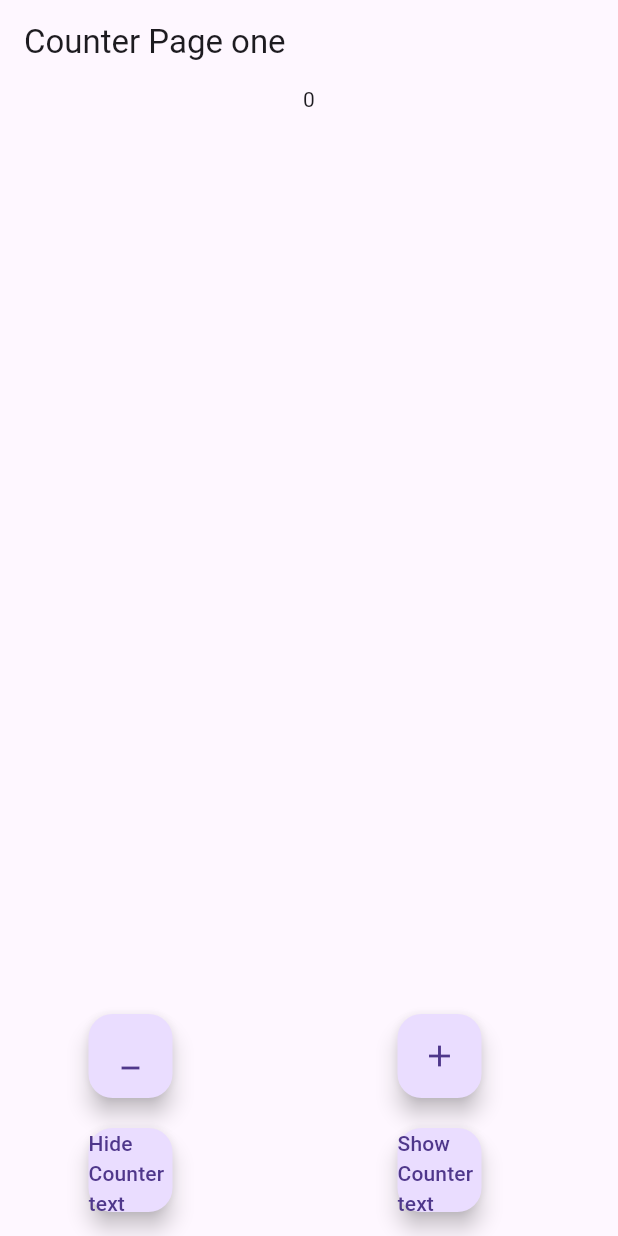
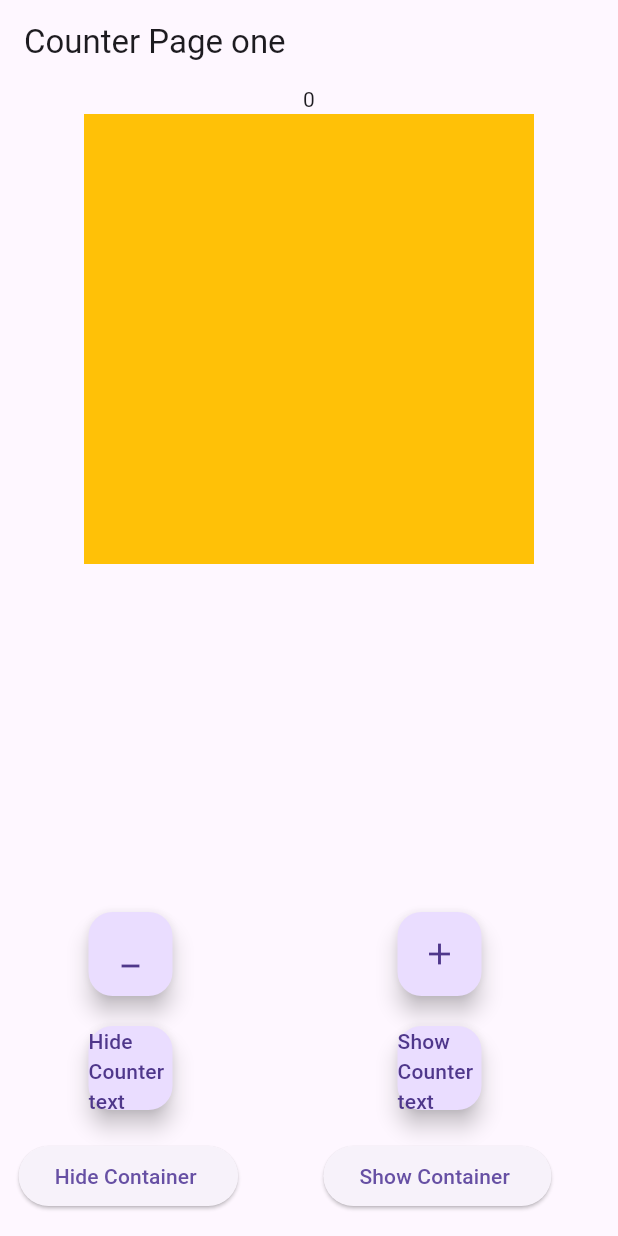
Before and after one commit to Abhaykumarbhumihar/flutter_bloc_couter_app, a Flutter app: the screen it shows after launch, on a phone screen of 412 x 824 dp. Run offline on Flutter 3.47's test engine with Material 3 defaults, Android fonts, the phone set to English and light mode, and no system bars; our stand-ins replace flutter_bloc.

```diff
--- /dev/null
+++ b/lib/counter_bloc/continerBloc/container_bloc.dart
@@ -0,0 +1,13 @@
+import 'package:bloc_counter/counter_bloc/continerBloc/container_evennt.dart';
+import 'package:bloc_counter/counter_bloc/counter_event.dart';
+import 'package:bloc_counter/counter_bloc/counter_state.dart';
+import 'package:flutter_bloc/flutter_bloc.dart';
+
+import 'container_state.dart';
+
+class ContainerBloc extends Bloc<ContainerEvent,ContainerState>{
+  ContainerBloc():super(ContainerState(isCounterVisible: true)){
+    on<ContainerShowEvent>((event, emit) => emit(ContainerState(isCounterVisible: true)));
+        on<ContainerHideEvent>((event, emit) => emit(ContainerState(isCounterVisible: false)));
+  }
+}
--- /dev/null
+++ b/lib/counter_bloc/continerBloc/container_evennt.dart
@@ -0,0 +1,11 @@
+sealed class ContainerEvent{
+
+}
+
+final class ContainerShowEvent extends ContainerEvent{
+
+}
+
+class ContainerHideEvent extends ContainerEvent{
+
+}
--- /dev/null
+++ b/lib/counter_bloc/continerBloc/container_state.dart
@@ -0,0 +1,5 @@
+class ContainerState {
+
+  bool isCounterVisible;
+  ContainerState({ this.isCounterVisible = true});
+}
--- a/lib/counter_bloc/counter_bloc.dart
+++ b/lib/counter_bloc/counter_bloc.dart
@@ -3,13 +3,19 @@ import 'package:bloc_counter/counter_bloc/counter_state.dart';
 import 'package:flutter_bloc/flutter_bloc.dart';
 
 class CounterBloc extends Bloc<CounterEvent,CounterState>{
-  CounterBloc():super(CounterState(count: 0)){
-    on<CounterIncrementEvent>((event, emit) => emit(CounterState(count: state.count+1)));
-        on<CounterDecrementEvent>((event, emit) => emit(CounterState(count: state.count-1)));
+  bool? isCounterVisible;
+  CounterBloc():super(CounterState(count: 0,isCounterVisible: true)){
+    isCounterVisible=true;
+    on<CounterIncrementEvent>((event, emit) => emit(CounterState(count: state.count+1,isCounterVisible: isCounterVisible!)));
+        on<CounterDecrementEvent>((event, emit) => emit(CounterState(count: state.count-1,isCounterVisible: isCounterVisible!)));
 
-on<CounterToggleVisibilityEvent>((event, emit) =>
+on<CounterToggleVisibilityEvent>((event, emit) {
+  isCounterVisible = event.isVisible;
         emit(CounterState(
-            count: state.count, isCounterVisible: event.isVisible)));
+            count: state.count, isCounterVisible: event.isVisible));
+
+}
+            );
 
   }
 
--- a/lib/counter_bloc/counter_ui.dart
+++ b/lib/counter_bloc/counter_ui.dart
@@ -1,3 +1,6 @@
+import 'package:bloc_counter/counter_bloc/continerBloc/container_bloc.dart';
+import 'package:bloc_counter/counter_bloc/continerBloc/container_evennt.dart';
+import 'package:bloc_counter/counter_bloc/continerBloc/container_state.dart';
 import 'package:bloc_counter/counter_bloc/counter_bloc.dart';
 import 'package:bloc_counter/counter_bloc/counter_event.dart';
 import 'package:bloc_counter/counter_bloc/counter_state.dart';
@@ -26,7 +29,22 @@ class CounterPaageOne extends StatelessWidget {
                   ? Text(state.count.toString())
                   : SizedBox();
             }),
-          )
+          ),
+           BlocBuilder<ContainerBloc,ContainerState>(
+
+            builder: (context, state) {
+              return
+              Visibility(
+                visible: state.isCounterVisible,
+                child: Container(
+
+              width: 300,
+              height: 300,
+              color: Colors.amber,
+                       ));
+            },
+
+           )
         ],
       ),
       floatingActionButton: Column(
@@ -66,7 +84,7 @@ class CounterPaageOne extends StatelessWidget {
                       .read<CounterBloc>()
                       .add(CounterToggleVisibilityEvent(false));
                 },
-                tooltip: 'Decrement',
+                tooltip: 'Hide Counter text',
                 child: Text("Hide Counter text"),
               ),
               FloatingActionButton(
@@ -77,11 +95,41 @@ class CounterPaageOne extends StatelessWidget {
 
                   //I need to show here counter text
                 },
-                tooltip: 'Increment',
+                tooltip: 'Show Counter text',
                 child: Text("Show Counter text"),
               )
             ],
           ),
+        SizedBox(
+            height: 20,
+          ),
+          Row(
+            mainAxisAlignment: MainAxisAlignment.spaceAround,
+            children: <Widget>[
+              ElevatedButton(
+                onPressed: () {
+                  /// I need to hide here counter;
+                  context
+                      .read<ContainerBloc>()
+                      .add(ContainerHideEvent());
+                },
+                //tooltip: 'Hide Counter text',
+                child: Text("Hide Container "),
+              ),
+              ElevatedButton(
+                onPressed: () {
+                  context
+                      .read<ContainerBloc>()
+                      .add(ContainerShowEvent());
+
+                  //I need to show here counter text
+                },
+               // tooltip: 'Show Counter text',
+                child: Text("Show Container "),
+              )
+            ],
+          ),
+
         ],
       ),
     );
--- a/lib/main.dart
+++ b/lib/main.dart
@@ -2,6 +2,8 @@ import 'package:bloc_counter/counter_bloc/counter_bloc.dart';
 import 'package:bloc_counter/counter_bloc/counter_ui.dart';
 import 'package:flutter/material.dart';
 import 'package:flutter_bloc/flutter_bloc.dart';
+
+import 'counter_bloc/continerBloc/container_bloc.dart';
 
 void main() {
   runApp(const MyApp());
@@ -12,10 +14,15 @@ class MyApp extends StatelessWidget {
 
   @override
   Widget build(BuildContext context) {
-    return  MaterialApp(
+    return MaterialApp(
       debugShowCheckedModeBanner: false,
-      home:BlocProvider<CounterBloc>(create: (context) => CounterBloc(),
-      child: CounterPaageOne(),),
-      );
+      home: MultiBlocProvider(
+        providers: [
+          BlocProvider(create: (contet) => CounterBloc()),
+          BlocProvider(create: (contet) => ContainerBloc()),
+        ],
+        child: CounterPaageOne(),
+      ),
+    );
   }
 }
```
Also changed, not shown: 4 other files.
